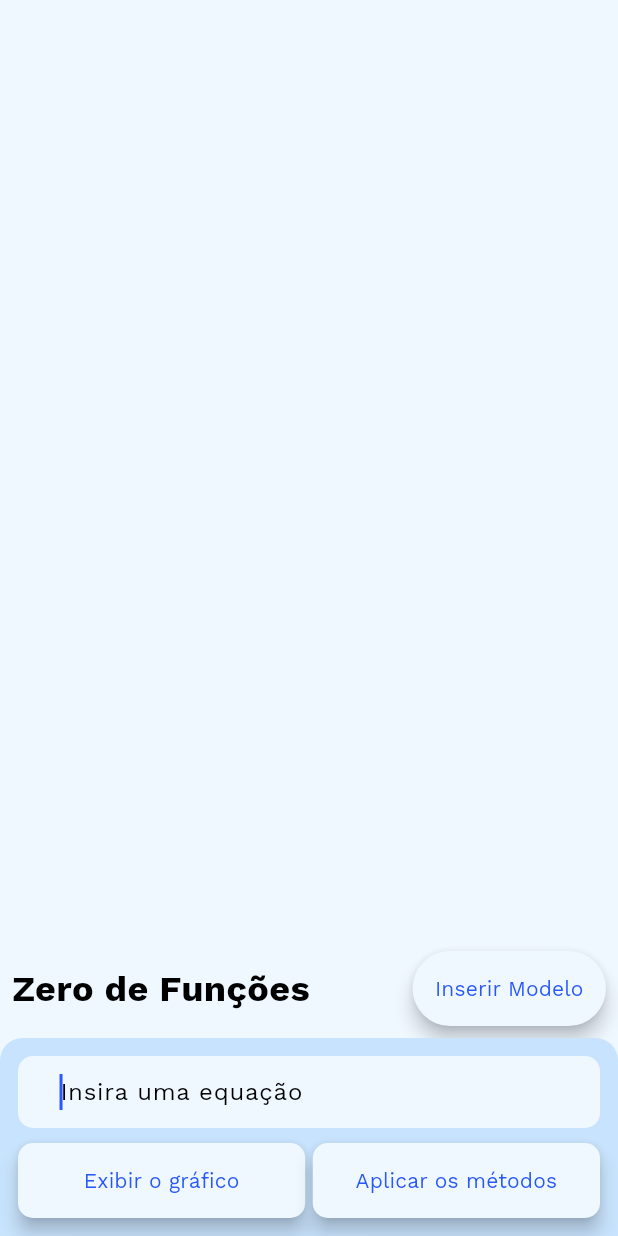
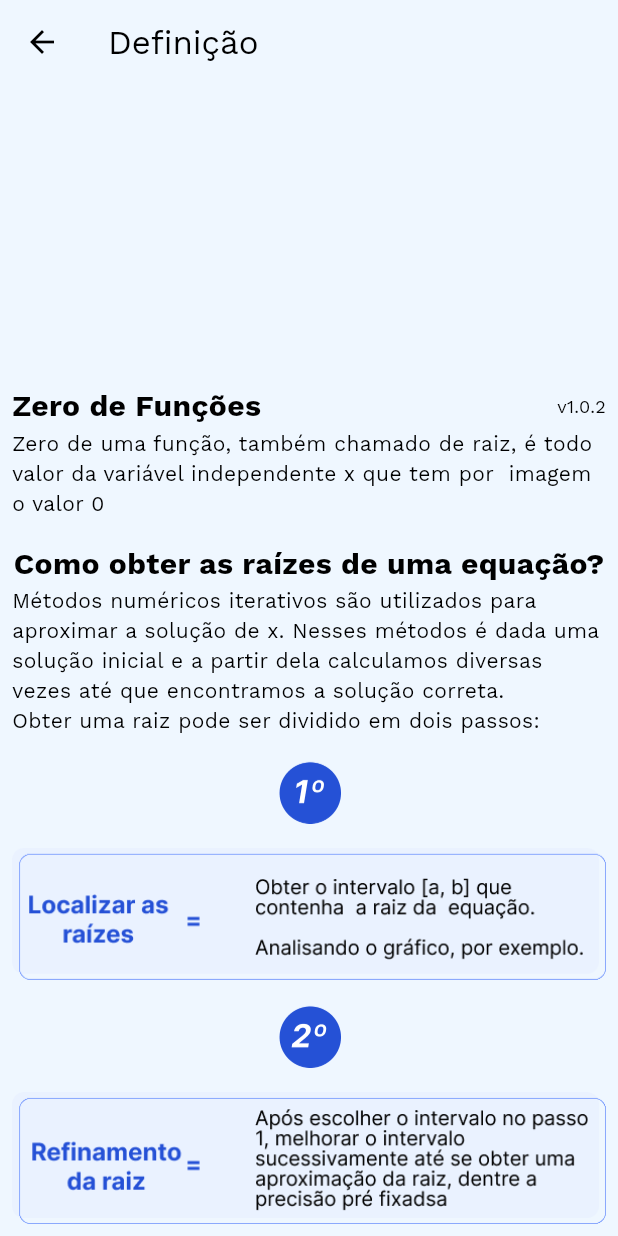
Before and after one commit to Pedrozle/zero-math, a Flutter app: the screen it shows after launch, after a tap on "O que é?", on a phone screen of 412 x 824 dp. Run offline on Flutter 3.47's test engine with Material 3 defaults, Android fonts, the phone set to English and light mode, and no system bars; our stand-ins replace math_expressions, syncfusion_flutter_charts; missing offline and left inert: syncfusion_flutter_core.

Commit message:
cria página definição

```diff
--- a/lib/pages/home.dart
+++ b/lib/pages/home.dart
@@ -2,6 +2,7 @@ import 'package:flutter/material.dart';
 import 'package:provider/provider.dart';
 import 'package:zeromath/components/my_button.dart';
 import 'package:zeromath/pages/graphic.dart';
+import 'package:zeromath/pages/info.dart';
 import 'package:zeromath/providers/theme_provider.dart';
 
 class HomePage extends StatefulWidget {
@@ -59,7 +60,7 @@ class _HomePageState extends State<HomePage> {
                               Navigator.push(
                                 context,
                                 MaterialPageRoute(
-                                    builder: (context) => const GraphicPage()),
+                                    builder: (context) => const InfoPage()),
                               )
                             },
                         label: "O que é?")
--- /dev/null
+++ b/lib/pages/info.dart
@@ -0,0 +1,90 @@
+import 'package:flutter/material.dart';
+
+class InfoPage extends StatefulWidget {
+  const InfoPage({super.key});
+
+  @override
+  State<InfoPage> createState() => _InfoPageState();
+}
+
+class _InfoPageState extends State<InfoPage> {
+  @override
+  Widget build(BuildContext context) {
+    return Scaffold(
+      appBar: AppBar(
+        title: const Text("Definição"),
+      ),
+      body: Column(
+        children: [
+          const Spacer(),
+          Padding(
+            padding: const EdgeInsets.all(8),
+            child: Column(
+              children: [
+                const Row(
+                  mainAxisAlignment: MainAxisAlignment.spaceBetween,
+                  children: [
+                    Text(
+                      "Zero de Funções",
+                      style:
+                          TextStyle(fontSize: 20, fontWeight: FontWeight.bold),
+                    ),
+                    Text(
+                      "v1.0.2",
+                      style: TextStyle(fontSize: 12),
+                    ),
+                  ],
+                ),
+                const Text(
+                  "Zero de uma função, também chamado de raiz, é todo valor da variável independente x que tem por  imagem o valor 0",
+                  style: TextStyle(fontSize: 14),
+                ),
+                const SizedBox(
+                  height: 16,
+                ),
+                const Text(
+                  "Como obter as raízes de uma equação?",
+                  style: TextStyle(fontSize: 20, fontWeight: FontWeight.bold),
+                ),
+                const Text(
+                  "Métodos numéricos iterativos são utilizados para aproximar a solução de x. Nesses métodos é dada uma solução inicial e a partir dela calculamos diversas vezes até que encontramos a solução correta. \nObter uma raiz pode ser dividido em dois passos:",
+                  style: TextStyle(fontSize: 14),
+                ),
+                const SizedBox(
+                  height: 16,
+                ),
+                Image.asset(
+                  "assets/img/zero_details/primeiro.png",
+                  scale: 3,
+                  fit: BoxFit.fitWidth,
+                ),
+                const SizedBox(
+                  height: 16,
+                ),
+                Image.asset(
+                  "assets/img/zero_details/analise.png",
+                  fit: BoxFit.fitWidth,
+                ),
+                const SizedBox(
+                  height: 16,
+                ),
+                Image.asset(
+                  "assets/img/zero_details/segundo.png",
+                  scale: 3,
+                  fit: BoxFit.fitWidth,
+                ),
+                const SizedBox(
+                  height: 16,
+                ),
+                Image.asset(
+                  "assets/img/zero_details/refinamento.png",
+                  fit: BoxFit.fitWidth,
+                ),
+              ],
+            ),
+          )
+        ],
+      ),
+    );
+  }
+}
```
